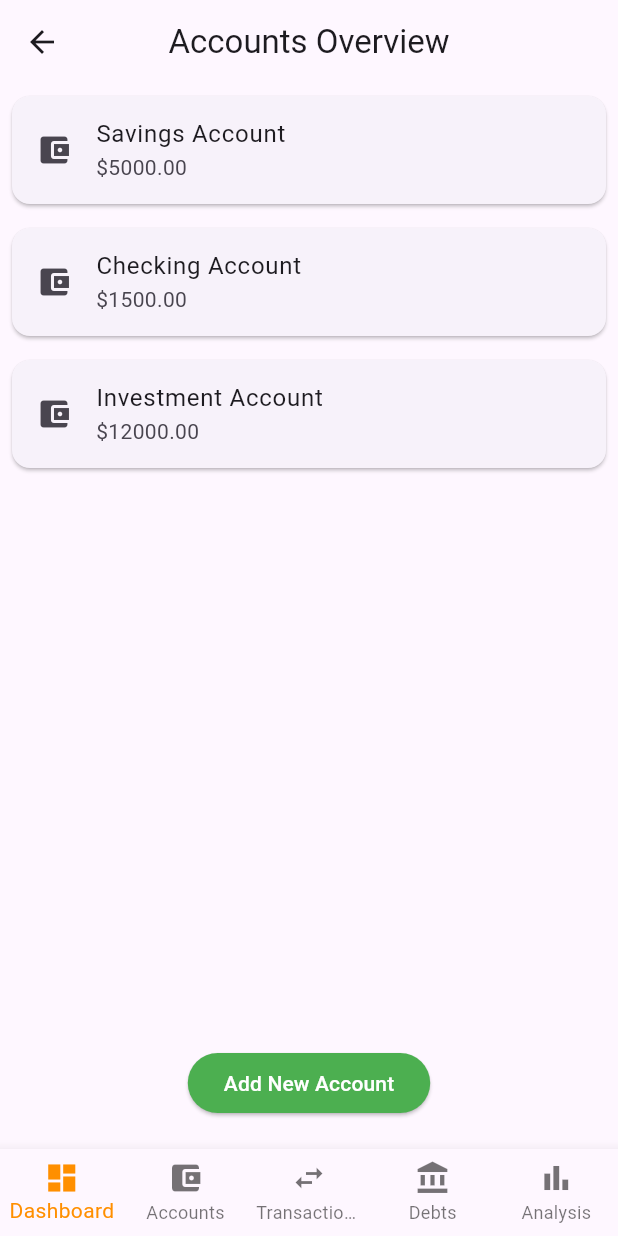
After one commit to Devasy23/pwallet, a Flutter app: the AccountsPage screen opened directly, on a phone screen of 412 x 824 dp. The commit adds this screen. Run offline on Flutter 3.47's test engine with Material 3 defaults, Android fonts, the phone set to English and light mode, and no system bars; our stand-ins replace connectivity_plus.

Commit message:
added account page though not attached

```diff
--- /dev/null
+++ b/lib/views/accounts_page.dart
@@ -0,0 +1,92 @@
+// File: views/accounts_page.dart
+import 'package:flutter/material.dart';
+
+class AccountsPage extends StatelessWidget {
+  final List<Map<String, dynamic>> accounts = [
+    {'type': 'Savings Account', 'balance': 5000.00},
+    {'type': 'Checking Account', 'balance': 1500.00},
+    {'type': 'Investment Account', 'balance': 12000.00},
+    // Add more accounts as needed
+  ];
+
+  @override
+  Widget build(BuildContext context) {
+    return Scaffold(
+      appBar: AppBar(
+        title: Text('Accounts Overview'),
+        centerTitle: true,
+      ),
+      body: Column(
+        children: <Widget>[
+          _buildAccountsList(),
+          _buildAddAccountButton(context),
+        ],
+      ),
+      bottomNavigationBar: _buildBottomNavigationBar(),
+    );
+  }
+
+  Widget _buildAccountsList() {
+    return Expanded(
+      child: ListView.builder(
+        itemCount: accounts.length,
+        itemBuilder: (context, index) {
+          var account = accounts[index];
+          return Card(
+            margin: EdgeInsets.all(8),
+            child: ListTile(
+              title: Text(account['type']),
+              subtitle: Text('\$${account['balance'].toStringAsFixed(2)}'),
+              leading: Icon(Icons.account_balance_wallet),
+            ),
+          );
+        },
+      ),
+    );
+  }
+
+  Widget _buildAddAccountButton(BuildContext context) {
+    return Padding(
+      padding: EdgeInsets.all(20),
+      child: ElevatedButton(
+        onPressed: () {
+          // Implement navigation or functionality for adding a new account
+        },
+        child: Text('Add New Account'),
+        style: ElevatedButton.styleFrom(
+          backgroundColor: Colors.green, // Background color
+          foregroundColor: Colors.white, // Text color
+        ),
+      ),
+    );
+  }
+
+  Widget _buildBottomNavigationBar() {
+    return BottomNavigationBar(
+      type: BottomNavigationBarType.fixed,
+      items: const <BottomNavigationBarItem>[
+        BottomNavigationBarItem(
+          icon: Icon(Icons.dashboard),
+          label: 'Dashboard',
+        ),
+        BottomNavigationBarItem(
+          icon: Icon(Icons.account_balance_wallet),
+          label: 'Accounts',
+        ),
+        BottomNavigationBarItem(
+          icon: Icon(Icons.swap_horiz),
+          label: 'Transactions',
+        ),
+        BottomNavigationBarItem(
+          icon: Icon(Icons.account_balance),
+          label: 'Debts',
+        ),
+        BottomNavigationBarItem(
+          icon: Icon(Icons.bar_chart),
+          label: 'Analysis',
+        ),
+      ],
+      selectedItemColor: Colors.amber[800],
+    );
+  }
+}
--- a/lib/views/dashboard_page.dart
+++ b/lib/views/dashboard_page.dart
@@ -1,5 +1,6 @@
 import 'package:flutter/material.dart';
 import 'package:flutter/widgets.dart';
+// import 'accounts_page.dart'
 
 class DashboardPage extends StatelessWidget {
   final String userName = "John Doe";
```
